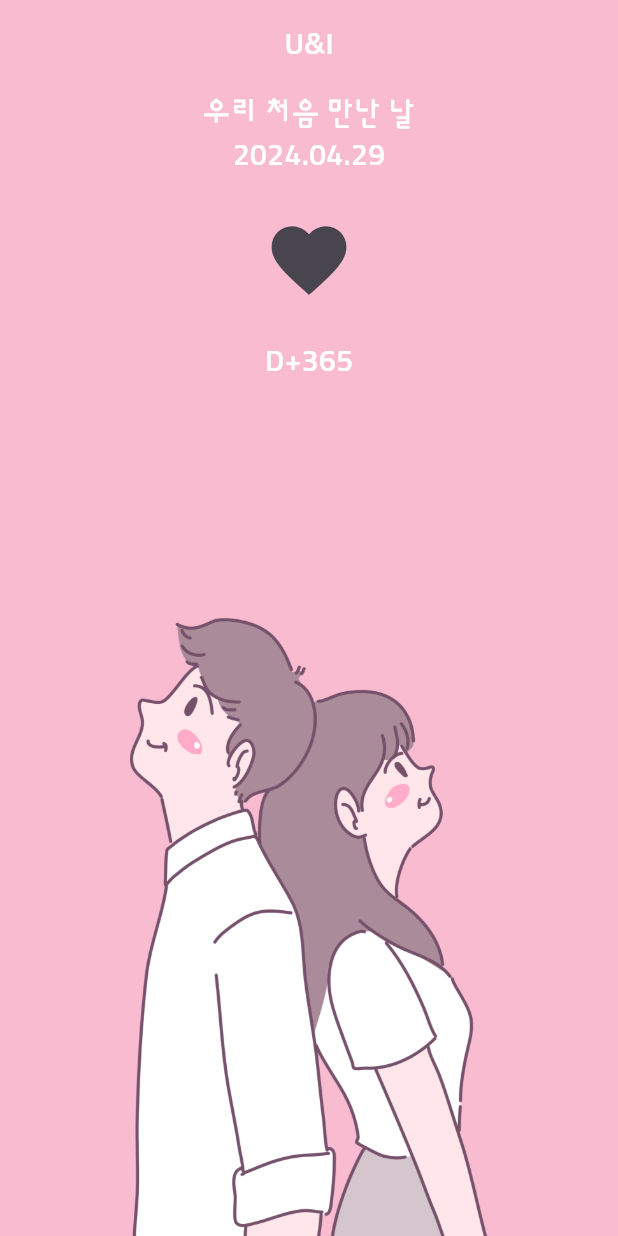
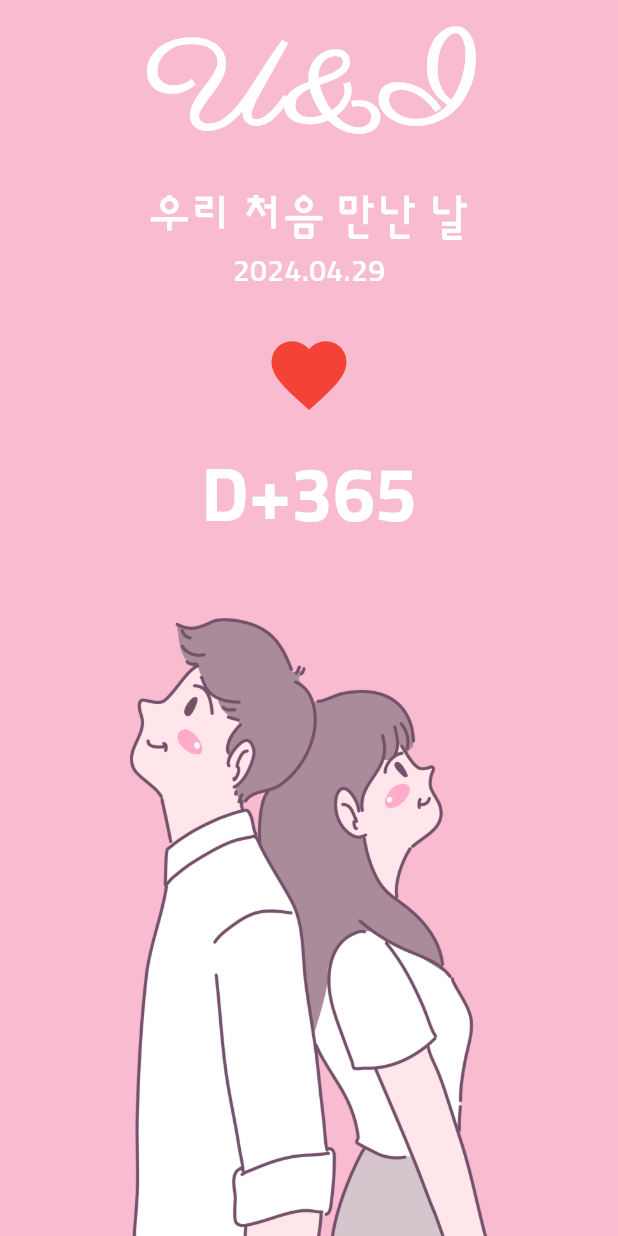
Before and after one commit to Leedoseo/Flutter_WidgetStudy, a Flutter app: the screen it shows after launch, on a phone screen of 412 x 824 dp. Run offline on Flutter 3.47's test engine with Material 3 defaults, Android fonts, the phone set to English and light mode, and no system bars; our stand-ins replace webview_flutter.

Commit message:
텍스트 테마 적용

```diff
--- a/d_day_app/lib/screen/home_screen.dart
+++ b/d_day_app/lib/screen/home_screen.dart
@@ -26,18 +26,23 @@ class HomeScreen extends StatelessWidget {
 class _DDay extends StatelessWidget { // D-day 위젯 생성
   @override
   Widget build(BuildContext context) {
+    final textTheme = Theme.of(context).textTheme; // 테마 불러오기
+
     return Column(
       children: [
         const SizedBox(height: 16.0),
         Text( // 최상단 U&I 텍스트
           "U&I",
+          style: textTheme.displayLarge,
         ),
         const SizedBox(height: 16.0),
         Text( // 두 번째 텍스트
-          "우리 처음 만난 날"
+          "우리 처음 만난 날",
+          style: textTheme.bodyLarge,
         ),
         Text( // 임시로 지정한 만난 날짜
           "2024.04.29",
+          style: textTheme.bodyMedium,
         ),
         const SizedBox(height: 16.0),
         IconButton(
@@ -45,11 +50,13 @@ class _DDay extends StatelessWidget { // D-day 위젯 생성
           onPressed: () {},
           icon: Icon(
             Icons.favorite,
+            color: Colors.red,
           ),
         ),
         const SizedBox(height: 16.0),
         Text( // 만난 후 D-day
           "D+365",
+          style: textTheme.displayMedium,
         )
       ],
     );
```
